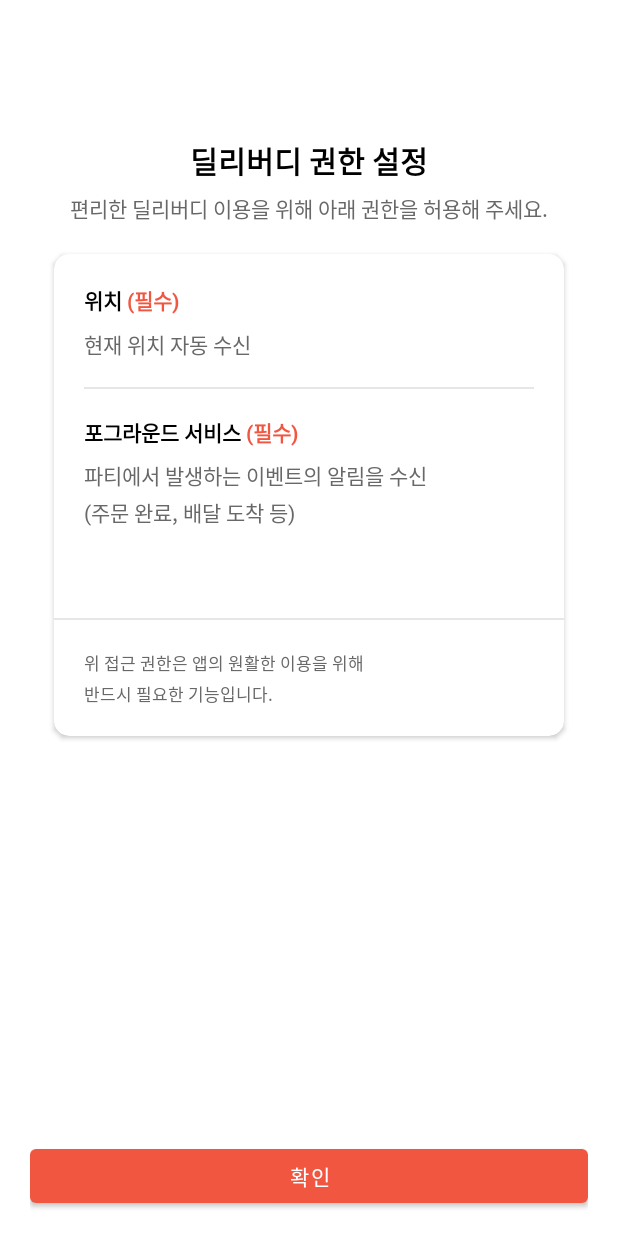
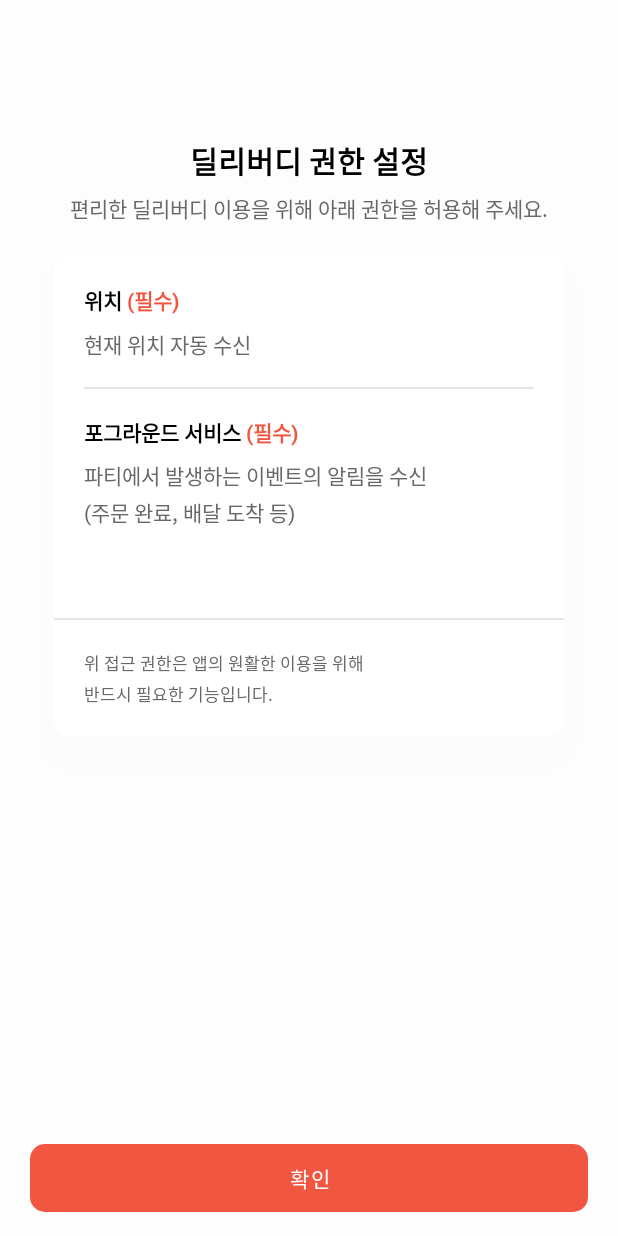
Before and after one commit to YAPP-19th/Android-Team-1-Frontend, an Android app: the screen it shows after launch (PermissionActivity), on a phone screen of 412 x 824 dp. Run offline under Robolectric (Android 15) with nearby library versions, the phone set to English and light mode, and no system bars; our stand-ins replace Dagger/Hilt's generated code; libraries missing offline, so code that uses them is left out: com.gun0912.tedpermission, com.naver.maps; 1 statement that could not run was skipped.

Commit message:
fix: fix permission check error

```diff
--- a/DeliBuddy/app/src/main/AndroidManifest.xml
+++ b/DeliBuddy/app/src/main/AndroidManifest.xml
@@ -15,7 +15,7 @@
         android:theme="@style/Theme.DeliBuddy">
 
         <activity
-            android:name=".ui.SplashActivity"
+            android:name=".ui.splash.SplashActivity"
             android:exported="true"
             android:theme="@style/SplashTheme">
             <intent-filter>
@@ -27,7 +27,7 @@
         <activity android:name=".ui.MainActivity" />
 
         <activity
-            android:name=".ui.PermissionActivity"
+            android:name=".ui.permission.PermissionActivity"
             android:exported="false" />
 
         <meta-data
--- a/DeliBuddy/app/src/main/java/yapp/android1/delibuddy/ui/PermissionActivity.kt
+++ /dev/null
@@ -1,71 +0,0 @@
-package yapp.android1.delibuddy.ui
-
-import android.Manifest
-import android.os.Build
-import androidx.appcompat.app.AppCompatActivity
-import android.os.Bundle
-import android.util.Log
-import android.view.View
-import android.widget.Toast
-import androidx.activity.viewModels
-import androidx.lifecycle.repeatOnLifecycle
-import com.gun0912.tedpermission.PermissionListener
-import com.gun0912.tedpermission.normal.TedPermission
-import dagger.hilt.android.AndroidEntryPoint
-import kotlinx.coroutines.flow.collect
-import yapp.android1.delibuddy.databinding.ActivityPermissionBinding
-import yapp.android1.delibuddy.ui.PermissionViewModel.PermissionActivityEvent.OnCheckPermission
-import yapp.android1.delibuddy.util.extensions.repeatOnStarted
-import yapp.android1.delibuddy.util.intentTo
-import java.util.*
-
-class PermissionActivity : AppCompatActivity() {
-
-    private val viewModel: PermissionViewModel by viewModels()
-
-    private lateinit var binding: ActivityPermissionBinding
-
-    override fun onCreate(savedInstanceState: Bundle?) {
-        super.onCreate(savedInstanceState)
-        binding = ActivityPermissionBinding.inflate(layoutInflater)
-        setContentView(binding.root)
-
-        checkPermission()
-        initializeCollector()
-    }
-
-    private fun initializeCollector() = repeatOnStarted {
-        viewModel.isPermissionGranted.collect { isGranted ->
-            binding.btnPermission.setOnClickListener(initializeButtonListener(isGranted))
-        }
-    }
-
-    private fun initializeButtonListener(isGranted: Boolean): (View) -> Unit {
-        return if (isGranted) {
-            { intentTo(MainActivity::class.java) }
-        } else {
-            { checkPermission() }
-        }
-    }
-
-    private fun checkPermission() {
-        val permissionListener: PermissionListener = object : PermissionListener {
-            override fun onPermissionGranted() {
-                viewModel.occurEvent(OnCheckPermission(true))
-            }
-
-            override fun onPermissionDenied(deniedPermissions: MutableList<String>?) {
-                viewModel.occurEvent(OnCheckPermission(false))
-            }
-        }
-
-        TedPermission.create()
-            .setPermissionListener(permissionListener)
-            .setDeniedMessage("편리한 딜리버디 이용을 위해 권한을 허용해 주세요.\n [설정] > [권한] 에서 사용으로 활성화해 주세요.")
-            .setPermissions(
-                Manifest.permission.ACCESS_FINE_LOCATION,
-                Manifest.permission.FOREGROUND_SERVICE
-            ).check()
-    }
-
-}
--- a/DeliBuddy/app/src/main/java/yapp/android1/delibuddy/ui/PermissionViewModel.kt
+++ /dev/null
@@ -1,35 +0,0 @@
-package yapp.android1.delibuddy.ui
-
-import android.Manifest
-import android.os.Build
-import android.util.Log
-import androidx.lifecycle.ViewModel
-import com.gun0912.tedpermission.PermissionListener
-import com.gun0912.tedpermission.normal.TedPermission
-import dagger.hilt.android.lifecycle.HiltViewModel
-import kotlinx.coroutines.flow.MutableStateFlow
-import kotlinx.coroutines.flow.StateFlow
-import yapp.android1.delibuddy.base.BaseViewModel
-import yapp.android1.delibuddy.base.RetryAction
-import yapp.android1.delibuddy.model.Event
-import yapp.android1.domain.NetworkResult
-
-class PermissionViewModel : BaseViewModel<PermissionViewModel.PermissionActivityEvent>() {
-
-    private val _isPermissionGranted =  MutableStateFlow<Boolean>(false)
-    val isPermissionGranted = _isPermissionGranted as StateFlow<Boolean>
-
-    override suspend fun handleEvent(event: PermissionActivityEvent) {
-        when(event) {
-            is PermissionActivityEvent.OnCheckPermission -> {
-                _isPermissionGranted.value = event.isGranted
-            }
-        }
-    }
-
-    override suspend fun handleError(result: NetworkResult.Error, retryAction: RetryAction?) = Unit
-
-    sealed class PermissionActivityEvent : Event {
-        class OnCheckPermission(val isGranted: Boolean) : PermissionActivityEvent()
-    }
-}
--- /dev/null
+++ b/DeliBuddy/app/src/main/java/yapp/android1/delibuddy/ui/permission/PermissionActivity.kt
@@ -0,0 +1,57 @@
+package yapp.android1.delibuddy.ui.permission
+
+import android.Manifest
+import android.os.Build
+import androidx.appcompat.app.AppCompatActivity
+import android.os.Bundle
+import com.gun0912.tedpermission.PermissionListener
+import com.gun0912.tedpermission.normal.TedPermission
+import dagger.hilt.android.AndroidEntryPoint
+import yapp.android1.delibuddy.databinding.ActivityPermissionBinding
+import yapp.android1.delibuddy.ui.MainActivity
+import yapp.android1.delibuddy.util.intentTo
+
+@AndroidEntryPoint
+class PermissionActivity : AppCompatActivity() {
+
+    private lateinit var binding: ActivityPermissionBinding
+
+    override fun onCreate(savedInstanceState: Bundle?) {
+        super.onCreate(savedInstanceState)
+        binding = ActivityPermissionBinding.inflate(layoutInflater)
+        setContentView(binding.root)
+
+        binding.apply {
+            btnPermission.setOnClickListener {
+                checkPermission()
+            }
+        }
+    }
+
+    private fun checkPermission() {
+        val permissionListener: PermissionListener = object : PermissionListener {
+            override fun onPermissionGranted() {
+                intentTo(MainActivity::class.java)
+            }
+
+            override fun onPermissionDenied(deniedPermissions: MutableList<String>?) {
+                // TODO: Dialog
+            }
+        }
+
+        val permissionBuilder = TedPermission.create()
+            .setPermissionListener(permissionListener)
+            .setDeniedMessage("편리한 딜리버디 이용을 위해 권한을 허용해 주세요.\n[설정] > [권한] 에서 사용으로 활성화해 주세요.")
+
+        if (Build.VERSION.SDK_INT >= Build.VERSION_CODES.P) {
+            permissionBuilder.setPermissions(
+                Manifest.permission.ACCESS_FINE_LOCATION,
+                Manifest.permission.FOREGROUND_SERVICE
+            )
+        } else {
+            permissionBuilder.setPermissions(Manifest.permission.ACCESS_FINE_LOCATION)
+        }
+
+        permissionBuilder.check()
+    }
+}
--- a/DeliBuddy/app/src/main/java/yapp/android1/delibuddy/ui/SplashActivity.kt
+++ b/DeliBuddy/app/src/main/java/yapp/android1/delibuddy/ui/splash/SplashActivity.kt
@@ -1,4 +1,4 @@
-package yapp.android1.delibuddy.ui
+package yapp.android1.delibuddy.ui.splash
 
 import androidx.appcompat.app.AppCompatActivity
 import android.os.Bundle
@@ -8,6 +8,7 @@ import kotlinx.coroutines.delay
 import kotlinx.coroutines.launch
 import yapp.android1.delibuddy.R
 import yapp.android1.delibuddy.databinding.ActivitySplashBinding
+import yapp.android1.delibuddy.ui.permission.PermissionActivity
 import yapp.android1.delibuddy.util.intentTo
 
 @AndroidEntryPoint
--- /dev/null
+++ b/DeliBuddy/app/src/main/res/drawable/delibuddy_btn_radius.xml
@@ -0,0 +1,9 @@
+<?xml version="1.0" encoding="utf-8"?>
+<selector xmlns:android="http://schemas.android.com/apk/res/android">
+    <item>
+        <shape android:shape="rectangle">
+            <corners android:radius="10dp"/>
+            <solid android:color="@color/main_orange"/>
+        </shape>
+    </item>
+</selector>
--- a/DeliBuddy/app/src/main/res/layout/activity_permission.xml
+++ b/DeliBuddy/app/src/main/res/layout/activity_permission.xml
@@ -4,16 +4,15 @@
     xmlns:tools="http://schemas.android.com/tools"
     android:layout_width="match_parent"
     android:layout_height="match_parent"
+    android:background="@color/main_background"
     android:orientation="vertical"
-    android:paddingHorizontal="20dp"
-    tools:context=".ui.PermissionActivity">
+    tools:context=".ui.permission.PermissionActivity">
 
     <TextView
         android:id="@+id/tv_permission_title"
         android:layout_width="wrap_content"
         android:layout_height="wrap_content"
         android:layout_marginTop="92dp"
-        android:layout_marginBottom="6dp"
         android:text="딜리버디 권한 설정"
         android:textColor="@color/text_black"
         android:textSize="20dp"
@@ -27,6 +26,7 @@
         android:id="@+id/tv_permission_body"
         android:layout_width="wrap_content"
         android:layout_height="wrap_content"
+        android:layout_marginTop="6dp"
         android:text="편리한 딜리버디 이용을 위해 아래 권한을 허용해 주세요."
         android:textColor="@color/text_grey"
         android:textSize="14dp"
@@ -39,10 +39,11 @@
         android:id="@+id/cv_permission_list"
         android:layout_width="match_parent"
         android:layout_height="wrap_content"
-        android:layout_marginHorizontal="16dp"
+        android:layout_marginHorizontal="36dp"
         android:layout_marginTop="20dp"
-        android:elevation="20dp"
+        android:outlineSpotShadowColor="@color/cv_shadow_grey"
         app:cardCornerRadius="10dp"
+        app:cardElevation="20dp"
         app:layout_constraintLeft_toLeftOf="parent"
         app:layout_constraintRight_toRightOf="parent"
         app:layout_constraintTop_toBottomOf="@id/tv_permission_body">
@@ -119,8 +120,11 @@
     <Button
         android:id="@+id/btn_permission"
         android:layout_width="match_parent"
-        android:layout_height="wrap_content"
+        android:layout_height="45dp"
+        android:layout_marginHorizontal="20dp"
         android:layout_marginBottom="16dp"
+        android:background="@drawable/delibuddy_btn_radius"
+        android:stateListAnimator="@null"
         android:text="확인"
         android:textSize="14dp"
         app:layout_constraintBottom_toBottomOf="parent"
--- a/DeliBuddy/app/src/main/res/layout/activity_splash.xml
+++ b/DeliBuddy/app/src/main/res/layout/activity_splash.xml
@@ -3,6 +3,6 @@
     xmlns:tools="http://schemas.android.com/tools"
     android:layout_width="match_parent"
     android:layout_height="match_parent"
-    tools:context=".ui.SplashActivity">
+    tools:context=".ui.splash.SplashActivity">
 
 </androidx.constraintlayout.widget.ConstraintLayout>
--- a/DeliBuddy/app/src/main/res/values/colors.xml
+++ b/DeliBuddy/app/src/main/res/values/colors.xml
@@ -12,12 +12,15 @@
     <color name="sub_yellow">#F5CD3D</color>
     <color name="sub_purple">#7F1DC1</color>
     <color name="light_grey_background">#E5E5E5</color>
+    <color name="main_background">#FDFDFD</color>
 
-    <color name="divider_grey">#E6E6E6</color>
+    <color name="divider_grey">#E5E5E5</color>
 
     <color name="splash_background_start">#F57C6C</color>
     <color name="splash_background_end">#E73B23</color>
 
     <color name="text_grey">#686868</color>
     <color name="text_black">#000000</color>
+
+    <color name="cv_shadow_grey">#0F202020</color>
 </resources>
--- a/DeliBuddy/app/src/main/res/values/themes.xml
+++ b/DeliBuddy/app/src/main/res/values/themes.xml
@@ -10,7 +10,7 @@
         <item name="colorSecondaryVariant">@color/sub_purple</item>
         <item name="colorOnSecondary">@color/black</item>
         <!-- Status bar color. -->
-        <item name="android:statusBarColor" tools:targetApi="l">@color/white</item>
+        <item name="android:statusBarColor" tools:targetApi="l">@color/main_background</item>
         <item name="android:windowLightStatusBar">true</item>
         <!-- Customize your theme here. -->
     </style>
```
